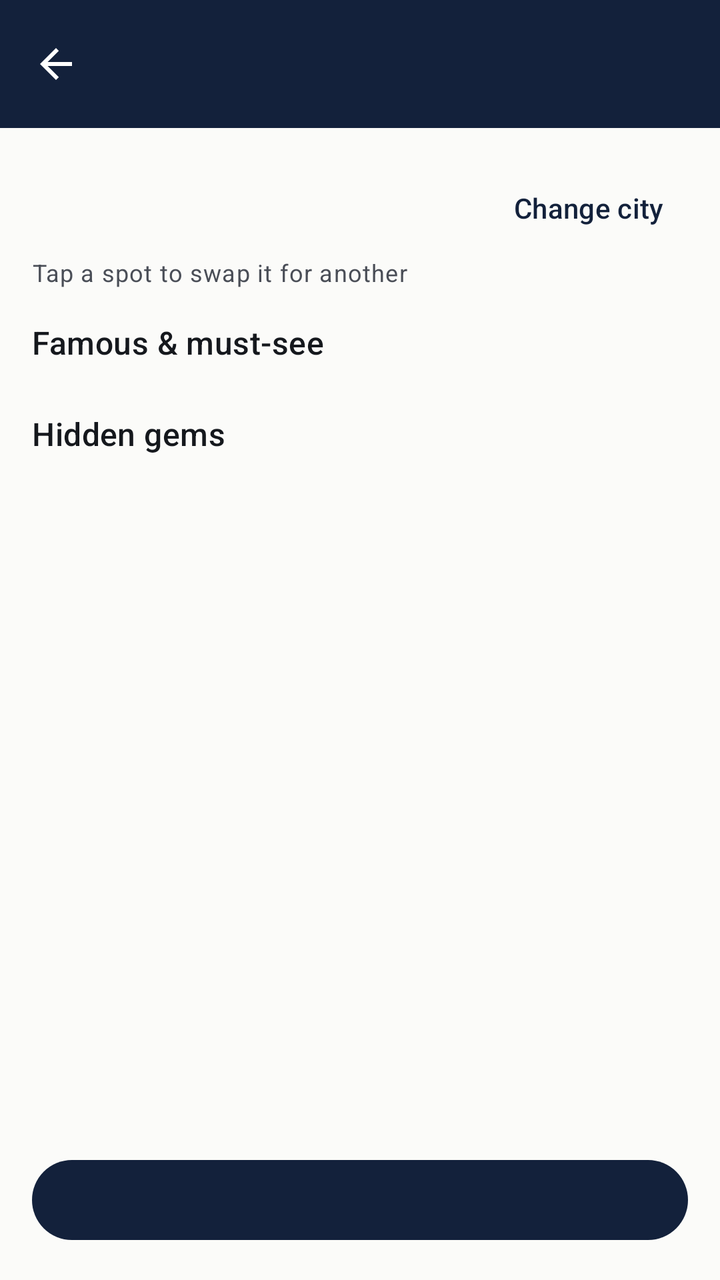
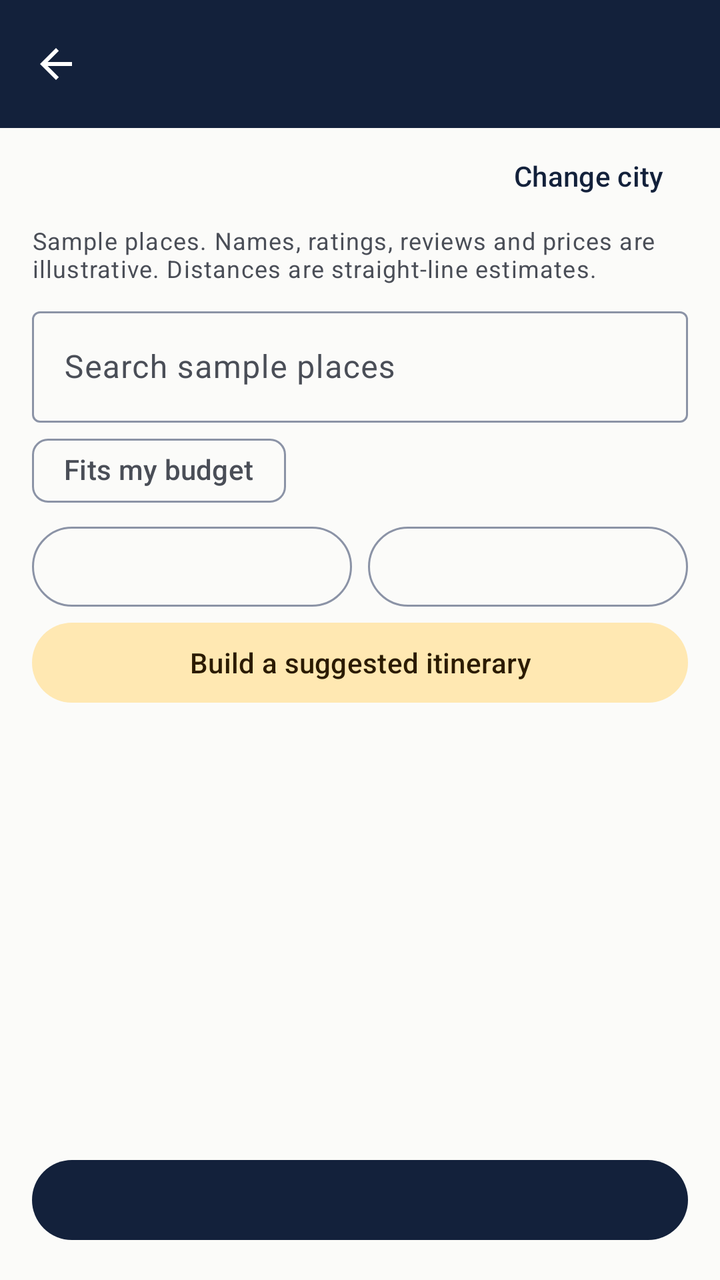

The first picture is an Android layout as it rendered before a commit; the second is the same layout after the commit. The layout source and the unified diff follow.
<!-- AndroidManifest.xml: application theme Theme.TripFit -->
<!-- res/layout/activity_discover.xml -->
<?xml version="1.0" encoding="utf-8"?>
<LinearLayout xmlns:android="http://schemas.android.com/apk/res/android"
    xmlns:app="http://schemas.android.com/apk/res-auto"
    android:layout_width="match_parent"
    android:layout_height="match_parent"
    android:background="?attr/colorSurface"
    android:orientation="vertical">

    <include layout="@layout/view_toolbar" />

    <androidx.core.widget.NestedScrollView
        android:layout_width="match_parent"
        android:layout_height="0dp"
        android:layout_weight="1">

        <LinearLayout
            android:layout_width="match_parent"
            android:layout_height="wrap_content"
            android:orientation="vertical"
            android:paddingBottom="@dimen/space_md">

            <LinearLayout
                android:layout_width="match_parent"
                android:layout_height="wrap_content"
                android:gravity="center_vertical"
                android:orientation="horizontal"
                android:paddingHorizontal="@dimen/space_md"
                android:paddingTop="@dimen/space_md">

                <TextView
                    android:id="@+id/text_city"
                    android:layout_width="0dp"
                    android:layout_height="wrap_content"
                    android:layout_weight="1"
                    android:textAppearance="?attr/textAppearanceTitleLarge"
                    android:textColor="?attr/colorOnSurface" />

                <com.google.android.material.button.MaterialButton
                    android:id="@+id/button_change_city"
                    style="@style/Widget.Material3.Button.TextButton"
                    android:layout_width="wrap_content"
                    android:layout_height="wrap_content"
                    android:text="@string/action_change_city" />

            </LinearLayout>

            <TextView
                android:layout_width="match_parent"
                android:layout_height="wrap_content"
                android:paddingHorizontal="@dimen/space_md"
                android:text="@string/discover_tap_swap"
                android:textAppearance="?attr/textAppearanceBodySmall"
                android:textColor="?attr/colorOnSurfaceVariant" />

            <TextView
                android:id="@+id/heading_famous"
                android:layout_width="match_parent"
                android:layout_height="wrap_content"
                android:paddingHorizontal="@dimen/space_md"
                android:paddingTop="@dimen/space_md"
                android:paddingBottom="@dimen/space_sm"
                android:text="@string/discover_famous"
                android:textAppearance="?attr/textAppearanceTitleMedium"
                android:textColor="?attr/colorOnSurface" />

            <androidx.recyclerview.widget.RecyclerView
                android:id="@+id/list_famous"
                android:layout_width="match_parent"
                android:layout_height="wrap_content"
                android:nestedScrollingEnabled="false"
                app:layoutManager="androidx.recyclerview.widget.LinearLayoutManager" />

            <TextView
                android:id="@+id/heading_hidden"
                android:layout_width="match_parent"
                android:layout_height="wrap_content"
                android:paddingHorizontal="@dimen/space_md"
                android:paddingTop="@dimen/space_md"
                android:paddingBottom="@dimen/space_sm"
                android:text="@string/discover_hidden"
                android:textAppearance="?attr/textAppearanceTitleMedium"
                android:textColor="?attr/colorOnSurface" />

            <androidx.recyclerview.widget.RecyclerView
                android:id="@+id/list_hidden"
                android:layout_width="match_parent"
                android:layout_height="wrap_content"
                android:nestedScrollingEnabled="false"
                app:layoutManager="androidx.recyclerview.widget.LinearLayoutManager" />

        </LinearLayout>

    </androidx.core.widget.NestedScrollView>

    <com.google.android.material.button.MaterialButton
        android:id="@+id/button_add_selected"
        android:layout_width="match_parent"
        android:layout_height="wrap_content"
        android:layout_margin="@dimen/space_md" />

</LinearLayout>
<!-- res/layout/view_toolbar.xml (included above) -->
<?xml version="1.0" encoding="utf-8"?>
<com.google.android.material.appbar.AppBarLayout xmlns:android="http://schemas.android.com/apk/res/android"
    xmlns:app="http://schemas.android.com/apk/res-auto"
    android:layout_width="match_parent"
    android:layout_height="wrap_content"
    android:background="@color/ticket_carrier_navy"
    android:elevation="0dp"
    android:fitsSystemWindows="true">

    <com.google.android.material.appbar.MaterialToolbar
        android:id="@+id/toolbar"
        android:layout_width="match_parent"
        android:layout_height="?attr/actionBarSize"
        android:background="@color/ticket_carrier_navy"
        app:navigationContentDescription="@string/cd_back"
        app:navigationIcon="@drawable/ic_arrow_back_24"
        app:navigationIconTint="@color/on_ticket_carrier"
        app:titleTextColor="@color/on_ticket_carrier" />

</com.google.android.material.appbar.AppBarLayout>
<!-- resources referenced by this layout -->
<resources>
  <color name="on_ticket_carrier">#FFFFFF</color>
  <color name="ticket_carrier_navy">#13213B</color>
  <dimen name="space_md">16dp</dimen>
  <dimen name="space_sm">8dp</dimen>
  <!-- drawable ic_arrow_back_24 (drawable) -->
  <vector xmlns:android="http://schemas.android.com/apk/res/android"
      android:width="24dp"
      android:height="24dp"
      android:viewportWidth="24"
      android:viewportHeight="24"
      android:tint="?attr/colorOnSurface">
      <path
          android:fillColor="@android:color/white"
          android:pathData="M20,11H7.83l5.59,-5.59L12,4l-8,8 8,8 1.41,-1.41L7.83,13H20v-2z" />
  </vector>
  <string name="action_change_city">Change city</string>
  <string name="cd_back">Back</string>
  <string name="discover_famous">Famous &amp; must-see</string>
  <string name="discover_hidden">Hidden gems</string>
  <string name="discover_tap_swap">Tap a spot to swap it for another</string>
  <style name="Theme.TripFit" parent="Base.Theme.TripFit" />
  <style name="Base.Theme.TripFit" parent="Theme.Material3.DayNight.NoActionBar">
          <item name="colorPrimary">@color/md_primary</item>
          <item name="colorOnPrimary">@color/md_on_primary</item>
          <item name="colorPrimaryContainer">@color/md_primary_container</item>
          <item name="colorOnPrimaryContainer">@color/md_on_primary_container</item>
  
          <item name="colorSecondary">@color/md_secondary</item>
          <item name="colorOnSecondary">@color/md_on_secondary</item>
          <item name="colorSecondaryContainer">@color/md_secondary_container</item>
          <item name="colorOnSecondaryContainer">@color/md_on_secondary_container</item>
  
          <item name="android:colorBackground">@color/md_background</item>
          <item name="colorOnBackground">@color/md_on_background</item>
          <item name="colorSurface">@color/md_surface</item>
          <item name="colorOnSurface">@color/md_on_surface</item>
          <item name="colorSurfaceVariant">@color/md_surface_variant</item>
          <item name="colorOnSurfaceVariant">@color/md_on_surface_variant</item>
          <item name="colorOutline">@color/md_outline</item>
      </style>
  <color name="md_primary">#13213B</color>
  <color name="md_on_primary">#FFFFFF</color>
  <color name="md_primary_container">#D7DEEA</color>
  <color name="md_on_primary_container">#13213B</color>
  <color name="md_secondary">#8A5B00</color>
  <color name="md_on_secondary">#FFFFFF</color>
  <color name="md_secondary_container">#FFE8B2</color>
  <color name="md_on_secondary_container">#2B1B00</color>
  <color name="md_background">#FBFBF9</color>
  <color name="md_on_background">#15181D</color>
  <color name="md_surface">#FBFBF9</color>
  <color name="md_on_surface">#15181D</color>
  <color name="md_surface_variant">#E7E9ED</color>
  <color name="md_on_surface_variant">#4A4E57</color>
  <color name="md_outline">#8B93A6</color>
</resources>

<!-- the commit's change to res/layout/activity_discover.xml (unified diff, before → after) -->
@@ -24,8 +24,7 @@
                 android:layout_height="wrap_content"
                 android:gravity="center_vertical"
                 android:orientation="horizontal"
-                android:paddingHorizontal="@dimen/space_md"
-                android:paddingTop="@dimen/space_md">
+                android:paddingHorizontal="@dimen/space_md">
 
                 <TextView
                     android:id="@+id/text_city"
@@ -40,64 +39,116 @@
                     style="@style/Widget.Material3.Button.TextButton"
                     android:layout_width="wrap_content"
                     android:layout_height="wrap_content"
+                    android:minHeight="48dp"
                     android:text="@string/action_change_city" />
-
             </LinearLayout>
 
             <TextView
                 android:layout_width="match_parent"
                 android:layout_height="wrap_content"
                 android:paddingHorizontal="@dimen/space_md"
-                android:text="@string/discover_tap_swap"
+                android:text="@string/catalog_notice"
                 android:textAppearance="?attr/textAppearanceBodySmall"
                 android:textColor="?attr/colorOnSurfaceVariant" />
 
+            <com.google.android.material.textfield.TextInputLayout
+                style="@style/Widget.Material3.TextInputLayout.OutlinedBox"
+                android:layout_width="match_parent"
+                android:layout_height="wrap_content"
+                android:layout_marginHorizontal="@dimen/space_md"
+                android:layout_marginTop="@dimen/space_sm"
+                android:hint="@string/catalog_search">
+
+                <com.google.android.material.textfield.TextInputEditText
+                    android:id="@+id/input_catalog_search"
+                    android:layout_width="match_parent"
+                    android:layout_height="wrap_content"
+                    android:inputType="text"
+                    android:maxLines="1"
+                    android:minHeight="48dp" />
+            </com.google.android.material.textfield.TextInputLayout>
+
+            <com.google.android.material.chip.ChipGroup
+                android:layout_width="match_parent"
+                android:layout_height="wrap_content"
+                android:layout_marginHorizontal="@dimen/space_md">
+
+                <com.google.android.material.chip.Chip
+                    android:id="@+id/chip_fits_budget"
+                    style="@style/Widget.Material3.Chip.Filter"
+                    android:layout_width="wrap_content"
+                    android:layout_height="wrap_content"
+                    android:text="@string/filter_fits_budget"
+                    app:chipMinTouchTargetSize="48dp"
+                    app:ensureMinTouchTargetSize="true" />
+            </com.google.android.material.chip.ChipGroup>
+
+            <LinearLayout
+                android:layout_width="match_parent"
+                android:layout_height="wrap_content"
+                android:layout_marginHorizontal="@dimen/space_md"
+                android:orientation="horizontal">
+
+                <com.google.android.material.button.MaterialButton
+                    android:id="@+id/button_catalog_filter"
+                    style="@style/Widget.Material3.Button.OutlinedButton"
+                    android:layout_width="0dp"
+                    android:layout_height="wrap_content"
+                    android:layout_marginEnd="@dimen/space_sm"
+                    android:layout_weight="1"
+                    android:minHeight="48dp" />
+
+                <com.google.android.material.button.MaterialButton
+                    android:id="@+id/button_catalog_day"
+                    style="@style/Widget.Material3.Button.OutlinedButton"
+                    android:layout_width="0dp"
+                    android:layout_height="wrap_content"
+                    android:layout_weight="1"
+                    android:minHeight="48dp" />
+            </LinearLayout>
+
+            <com.google.android.material.button.MaterialButton
+                android:id="@+id/button_build_plan"
+                style="@style/Widget.Material3.Button.TonalButton"
+                android:layout_width="match_parent"
+                android:layout_height="wrap_content"
+                android:layout_marginHorizontal="@dimen/space_md"
+                android:minHeight="48dp"
+                android:text="@string/catalog_build" />
+
             <TextView
-                android:id="@+id/heading_famous"
+                android:id="@+id/text_catalog_nearby"
                 android:layout_width="match_parent"
                 android:layout_height="wrap_content"
                 android:paddingHorizontal="@dimen/space_md"
-                android:paddingTop="@dimen/space_md"
-                android:paddingBottom="@dimen/space_sm"
-                android:text="@string/discover_famous"
-                android:textAppearance="?attr/textAppearanceTitleMedium"
+                android:paddingVertical="@dimen/space_sm"
+                android:textAppearance="?attr/textAppearanceTitleSmall"
                 android:textColor="?attr/colorOnSurface" />
 
+            <TextView
+                android:id="@+id/text_catalog_empty"
+                android:layout_width="match_parent"
+                android:layout_height="wrap_content"
+                android:paddingHorizontal="@dimen/space_md"
+                android:text="@string/catalog_empty"
+                android:textColor="?attr/colorOnSurfaceVariant"
+                android:visibility="gone" />
+
             <androidx.recyclerview.widget.RecyclerView
-                android:id="@+id/list_famous"
+                android:id="@+id/list_discover"
                 android:layout_width="match_parent"
                 android:layout_height="wrap_content"
                 android:nestedScrollingEnabled="false"
                 app:layoutManager="androidx.recyclerview.widget.LinearLayoutManager" />
-
-            <TextView
-                android:id="@+id/heading_hidden"
-                android:layout_width="match_parent"
-                android:layout_height="wrap_content"
-                android:paddingHorizontal="@dimen/space_md"
-                android:paddingTop="@dimen/space_md"
-                android:paddingBottom="@dimen/space_sm"
-                android:text="@string/discover_hidden"
-                android:textAppearance="?attr/textAppearanceTitleMedium"
-                android:textColor="?attr/colorOnSurface" />
-
-            <androidx.recyclerview.widget.RecyclerView
-                android:id="@+id/list_hidden"
-                android:layout_width="match_parent"
-                android:layout_height="wrap_content"
-                android:nestedScrollingEnabled="false"
-                app:layoutManager="androidx.recyclerview.widget.LinearLayoutManager" />
-
         </LinearLayout>
-
     </androidx.core.widget.NestedScrollView>
 
     <com.google.android.material.button.MaterialButton
         android:id="@+id/button_add_selected"
         android:layout_width="match_parent"
         android:layout_height="wrap_content"
-        android:layout_margin="@dimen/space_md" />
-
+        android:layout_margin="@dimen/space_md"
+        android:minHeight="48dp" />
 </LinearLayout>
 <!-- res/layout/view_toolbar.xml (included above) -->
 <?xml version="1.0" encoding="utf-8"?>
<!-- resource entries referenced after the edit -->
@@ -16,10 +16,12 @@
           android:pathData="M20,11H7.83l5.59,-5.59L12,4l-8,8 8,8 1.41,-1.41L7.83,13H20v-2z" />
   </vector>
   <string name="action_change_city">Change city</string>
+  <string name="catalog_build">Build a suggested itinerary</string>
+  <string name="catalog_empty">No sample places match these filters…</string>
+  <string name="catalog_notice">Sample places. Names, ratings, reviews and prices are illustrative. Distances are straight-line estimates.</string>
+  <string name="catalog_search">Search sample places</string>
   <string name="cd_back">Back</string>
-  <string name="discover_famous">Famous &amp; must-see</string>
-  <string name="discover_hidden">Hidden gems</string>
-  <string name="discover_tap_swap">Tap a spot to swap it for another</string>
+  <string name="filter_fits_budget">Fits my budget</string>
   <style name="Theme.TripFit" parent="Base.Theme.TripFit" />
   <style name="Base.Theme.TripFit" parent="Theme.Material3.DayNight.NoActionBar">
           <item name="colorPrimary">@color/md_primary</item>
